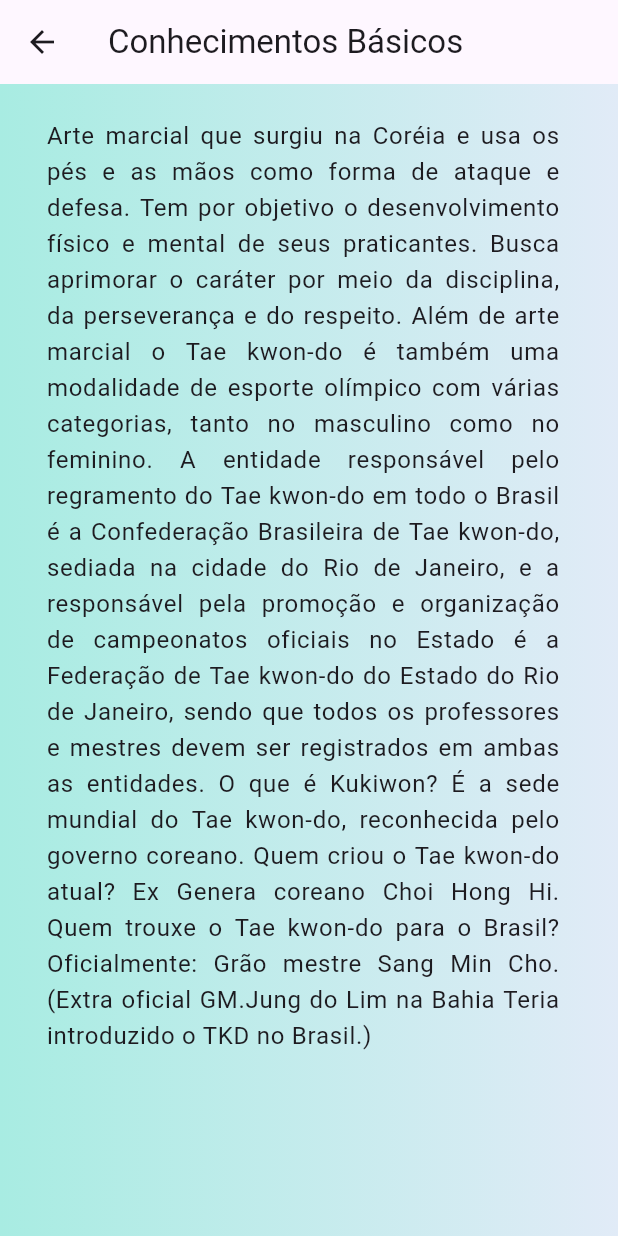
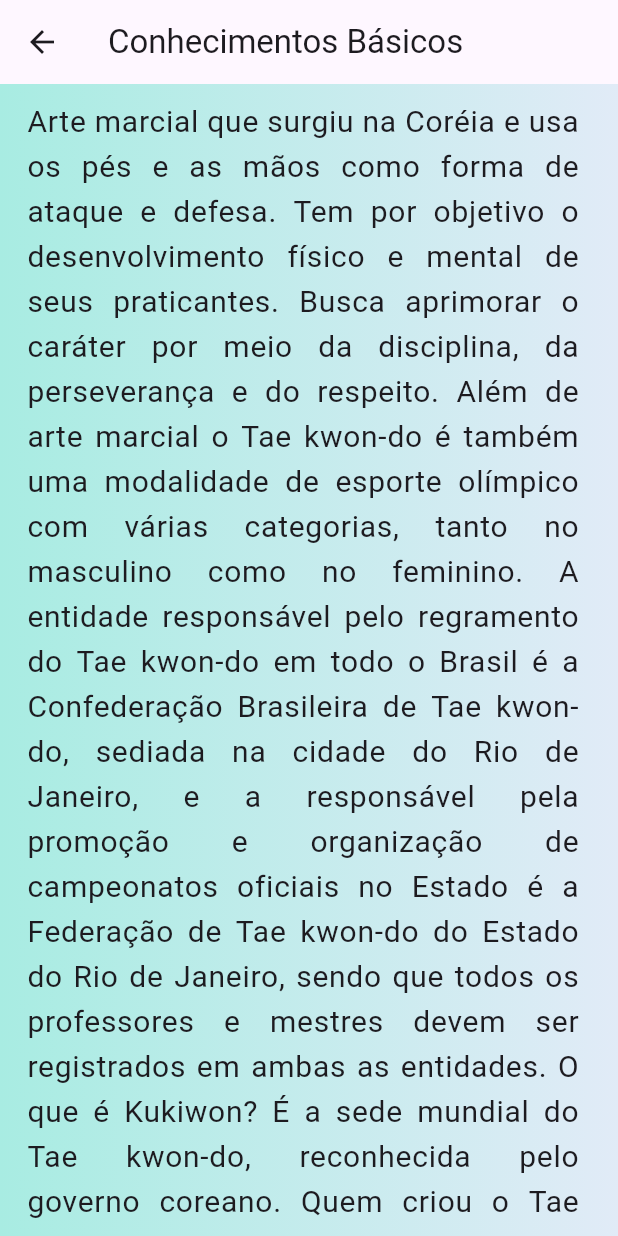
Before and after one commit to douglasadones/young_taekwondo_project_app, a Flutter app: the BasicKnowledgesPage screen opened by its route, after a tap on "História do Taekwondo", on a phone screen of 412 x 824 dp. Run offline on Flutter 3.47's test engine with Material 3 defaults, Android fonts, the phone set to English and light mode, and no system bars.

Commit message:
tratando map

```diff
--- a/lib/src/pages/specific_knowledge_page.dart
+++ b/lib/src/pages/specific_knowledge_page.dart
@@ -4,7 +4,7 @@ import 'package:taekwondo_jovem/src/consts.dart';
 class SpecificKnowledgePage extends StatelessWidget {
   static String id = 'Specific_knowledge_page';
   final String? appBarLabel;
-  final dynamic content;
+  final List<dynamic>? content;
   const SpecificKnowledgePage({
     super.key,
     this.content,
@@ -22,27 +22,20 @@ class SpecificKnowledgePage extends StatelessWidget {
         body: Container(
           decoration: kContainerBackgroundDecoration,
           child: Padding(
-            padding: const EdgeInsets.all(15.0),
-            child: content is List
-                ? ListView.builder(
+            padding: const EdgeInsets.all(2.0),
+            child: ListView.builder(
               itemCount: content!.length,
               itemBuilder: (context, index) {
                 return ListTile(
                   title: Text(
                     content![index],
                     textAlign: TextAlign.justify,
+                    style: const TextStyle(fontSize: 20.0),
                   ),
                 );
               },
-                  )
-                : content.forEach((key, value) {
-                    var teste = [key];
-
-                    print(teste);
-
-                    return teste;
-                  })),
             ),
-    );
+          ),
+        ));
   }
 }
```
Also changed, not shown: lib/src/pages/basic_knowledges_page.dart (+18 -2 lines). Lines whose indentation alone changed are shown as unchanged.
